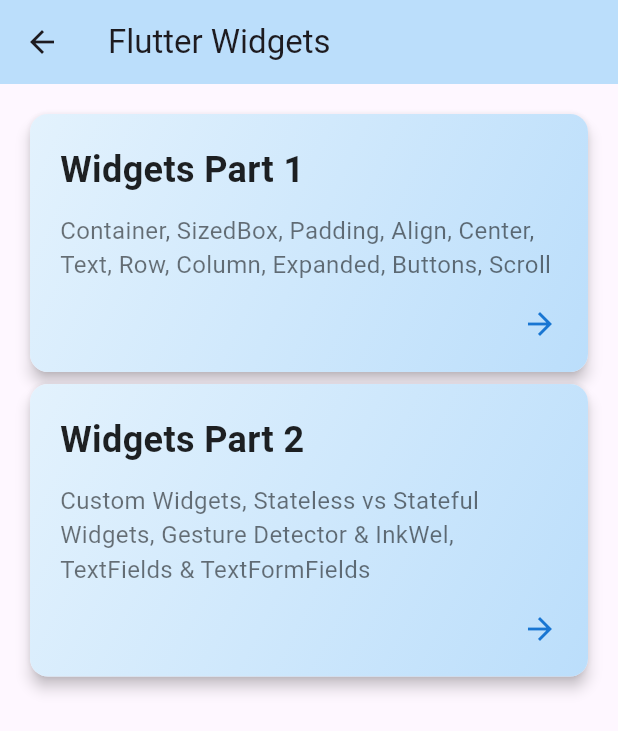
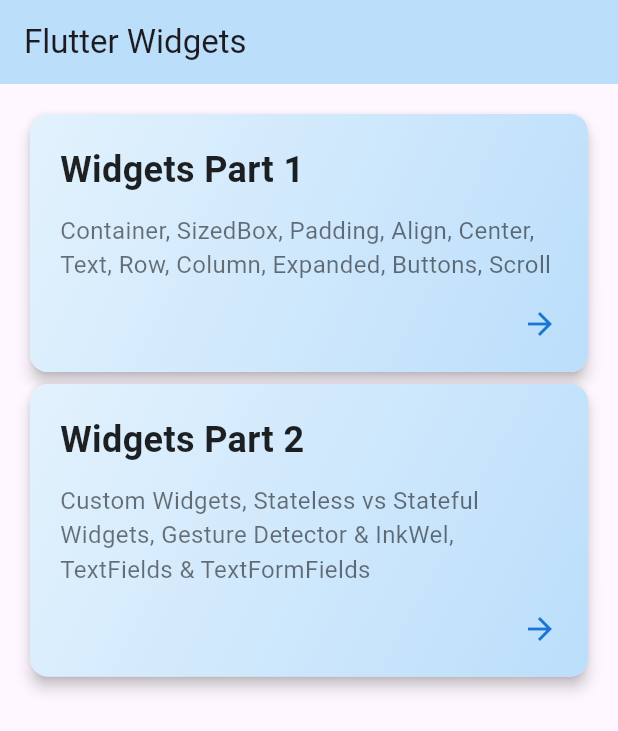
Before and after one commit to Rusgor/FLUTTER-02-FLUTTER, a Flutter app: the screen it shows after launch, after a tap on "Widgets", on a phone screen of 412 x 824 dp. Shown: the top 731 px of the screen. Run offline on Flutter 3.47's test engine with Material 3 defaults, Android fonts, the phone set to English and light mode, and no system bars; our stand-ins replace go_router.

Commit message:
feat: setup go_router navigation

```diff
--- /dev/null
+++ b/lib/app_router.dart
@@ -0,0 +1,177 @@
+import 'package:go_router/go_router.dart';
+import 'package:flutter_02_flutter/main.dart';
+import 'package:flutter_02_flutter/widgets_main_screen.dart';
+import 'package:flutter_02_flutter/lesson_11/lesson_11.dart';
+import 'package:flutter_02_flutter/lesson_12/lesson_12.dart';
+import 'package:flutter_02_flutter/lesson_13/lesson_13.dart';
+import 'package:flutter_02_flutter/features/widgets/presentation/widgets/part1/row_example_screen.dart';
+import 'package:flutter_02_flutter/features/widgets/presentation/screens/widgets_first_part_screen.dart';
+import 'package:flutter_02_flutter/features/widgets/presentation/widgets/part1/text_example_screen.dart';
+import 'package:flutter_02_flutter/features/widgets/presentation/screens/widgets_second_part_screen.dart';
+import 'package:flutter_02_flutter/features/widgets/presentation/widgets/part1/align_example_screen.dart';
+import 'package:flutter_02_flutter/features/widgets/presentation/widgets/part1/stack_example_screen.dart';
+import 'package:flutter_02_flutter/features/widgets/presentation/widgets/part1/center_example_screen.dart';
+import 'package:flutter_02_flutter/features/widgets/presentation/widgets/part1/column_example_screen.dart';
+import 'package:flutter_02_flutter/features/widgets/presentation/widgets/part1/scroll_example_screen.dart';
+import 'package:flutter_02_flutter/features/widgets/presentation/widgets/part2/images_example_screen.dart';
+import 'package:flutter_02_flutter/features/widgets/presentation/widgets/part1/buttons_example_screen.dart';
+import 'package:flutter_02_flutter/features/widgets/presentation/widgets/part1/padding_example_screen.dart';
+import 'package:flutter_02_flutter/features/widgets/presentation/widgets/part2/gesture_example_screen.dart';
+import 'package:flutter_02_flutter/features/widgets/presentation/widgets/part1/expanded_example_screen.dart';
+import 'package:flutter_02_flutter/features/widgets/presentation/widgets/part1/container_example_screen.dart';
+import 'package:flutter_02_flutter/features/widgets/presentation/widgets/part1/sized_box_example_screen.dart';
+import 'package:flutter_02_flutter/features/widgets/presentation/widgets/part2/text_field_example_screen.dart';
+import 'package:flutter_02_flutter/features/widgets/presentation/widgets/part2/widget_types_example_screen.dart';
+import 'package:flutter_02_flutter/features/widgets/presentation/widgets/part2/custom_widgets_example_screen.dart';
+import 'package:flutter_02_flutter/features/widgets/presentation/widgets/part1/progress_indicators_example_screen.dart';
+
+final GoRouter appRouter = GoRouter(
+  initialLocation: '/',
+  routes: [
+    // =========================
+    // HOME
+    // =========================
+    GoRoute(path: '/', builder: (context, state) => const HomeScreen()),
+
+    // =========================
+    // WIDGETS MAIN
+    // =========================
+    GoRoute(
+      path: '/widgets',
+      builder: (context, state) => const WidgetsScreen(),
+    ),
+
+    // =========================
+    // WIDGETS PART 1
+    // =========================
+    GoRoute(
+      path: '/widgets-part-1',
+      builder: (context, state) => const WidgetsFirstPartScreen(),
+    ),
+
+    // =========================
+    // WIDGETS PART 2
+    // =========================
+    GoRoute(
+      path: '/widgets-part-2',
+      builder: (context, state) => const WidgetsSecondPartScreen(),
+    ),
+
+    // =========================
+    // HOMEWORKS
+    // =========================
+    GoRoute(
+      path: '/custom-widgets',
+      builder: (context, state) => CustomWidgetsExampleScreen(),
+    ),
+
+    // =========================
+    // LESSONS
+    // =========================
+    GoRoute(
+      path: '/lesson11',
+      builder: (context, state) => const Homework11Screen(),
+    ),
+
+    GoRoute(
+      path: '/lesson12',
+      builder: (context, state) => const LessonTwelve(),
+    ),
+
+    GoRoute(
+      path: '/lesson13',
+      builder: (context, state) => const WidgetConstrainsTrainingScreen(),
+    ),
+
+    // =========================
+    // PART 1 EXAMPLES
+    // =========================
+    GoRoute(
+      path: '/container',
+      builder: (context, state) => const ContainerExampleScreen(),
+    ),
+
+    GoRoute(
+      path: '/row',
+      builder: (context, state) => const RowExampleScreen(),
+    ),
+
+    GoRoute(
+      path: '/column',
+      builder: (context, state) => const ColumnExampleScreen(),
+    ),
+
+    GoRoute(
+      path: '/expanded',
+      builder: (context, state) => const ExpandedExampleScreen(),
+    ),
+
+    GoRoute(
+      path: '/stack',
+      builder: (context, state) => const StackExampleScreen(),
+    ),
+
+    GoRoute(
+      path: '/sized-box',
+      builder: (context, state) => const SizedBoxExampleScreen(),
+    ),
+
+    GoRoute(
+      path: '/padding',
+      builder: (context, state) => const PaddingExampleScreen(),
+    ),
+
+    GoRoute(
+      path: '/align',
+      builder: (context, state) => const AlignExampleScreen(),
+    ),
+
+    GoRoute(
+      path: '/center',
+      builder: (context, state) => const CenterExampleScreen(),
+    ),
+
+    GoRoute(
+      path: '/text',
+      builder: (context, state) => const TextExampleScreen(),
+    ),
+
+    GoRoute(
+      path: '/buttons',
+      builder: (context, state) => const ButtonsExampleScreen(),
+    ),
+
+    GoRoute(
+      path: '/scroll',
+      builder: (context, state) => const ScrollExampleScreen(),
+    ),
+
+    GoRoute(
+      path: '/progress-indicators',
+      builder: (context, state) => const ProgressIndicatorsExampleScreen(),
+    ),
+
+    // =========================
+    // PART 2 EXAMPLES
+    // =========================
+    GoRoute(
+      path: '/widget-types',
+      builder: (context, state) => const WidgetTypesExampleScreen(),
+    ),
+
+    GoRoute(
+      path: '/gesture',
+      builder: (context, state) => const GestureExampleScreen(),
+    ),
+
+    GoRoute(
+      path: '/text-fields',
+      builder: (context, state) => const TextFieldExampleScreen(),
+    ),
+
+    GoRoute(
+      path: '/images',
+      builder: (context, state) => const ImageExampleScreen(),
+    ),
+  ],
+);
--- a/lib/main.dart
+++ b/lib/main.dart
@@ -1,5 +1,6 @@
 import 'package:flutter/material.dart';
-import 'package:flutter_02_flutter/widgets_main_screen.dart';
+import 'package:go_router/go_router.dart';
+import 'package:flutter_02_flutter/app_router.dart';
 
 void main() {
   runApp(const FlutterWidgetsApp());
@@ -10,7 +11,10 @@
 
   @override
   Widget build(BuildContext context) {
-    return const MaterialApp(home: HomeScreen());
+    return MaterialApp.router(
+      debugShowCheckedModeBanner: false,
+      routerConfig: appRouter,
+    );
   }
 }
 
@@ -29,15 +33,7 @@
         child: Column(
           crossAxisAlignment: CrossAxisAlignment.stretch,
           children: [
-            FeatureCard(
-              title: 'Widgets',
-              onTap: () => Navigator.push(
-                context,
-                MaterialPageRoute<Widget>(
-                  builder: (context) => WidgetsScreen(),
-                ),
-              ),
-            ),
+            FeatureCard(title: 'Widgets', onTap: () => context.go('/widgets')),
           ],
         ),
       ),
@@ -69,11 +65,7 @@
                   fontWeight: FontWeight.w500,
                 ),
               ),
-              Icon(
-                Icons.arrow_forward_ios,
-                size: 16,
-                color: Colors.grey.shade600,
-              ),
+              Icon(Icons.arrow_forward_ios, size: 16, color: Colors.grey),
             ],
           ),
         ),
--- a/pubspec.yaml
+++ b/pubspec.yaml
@@ -31,6 +31,7 @@
   flutter:
     sdk: flutter
 
+  go_router: ^14.8.1
   # The following adds the Cupertino Icons font to your application.
   # Use with the CupertinoIcons class for iOS style icons.
   cupertino_icons: ^1.0.8
```
